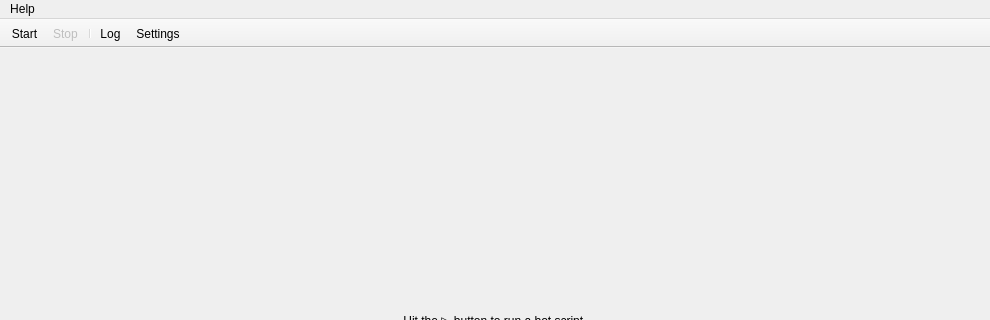
Qt form botfather/gui/control_window.ui (botfatherio/botfather) before a commit; both pictures show x 0 to 990 and y 0 to 320 of the 990 by 616 pixel window.
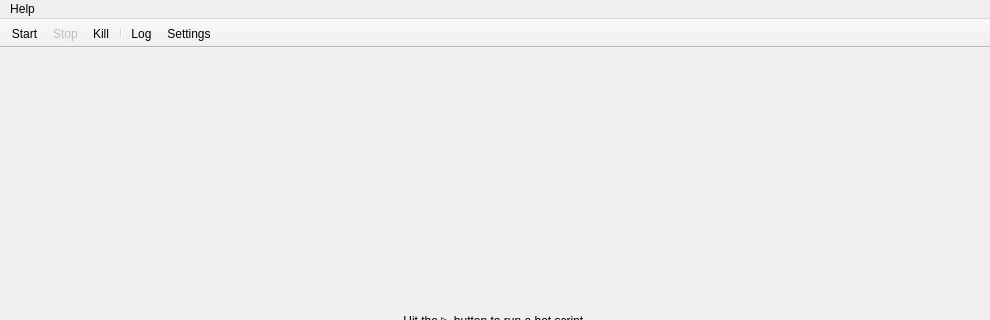
The same form after that commit. Icons and pictures are not drawn. Custom widgets are drawn as their Qt base class.

Commit message: Makes the kill button functional and fixes it's visibility in different situations

What changed in the file:
```diff
--- a/botfather/gui/control_window.ui
+++ b/botfather/gui/control_window.ui
@@ -91,6 +91,7 @@
    </attribute>
    <addaction name="actionStart"/>
    <addaction name="actionStop"/>
+   <addaction name="actionKill"/>
    <addaction name="separator"/>
    <addaction name="actionLog"/>
    <addaction name="actionSettings"/>
```
Left out of the diff: 3 changed lines with no effect on the pictures. The commit also changes 2 other files.
